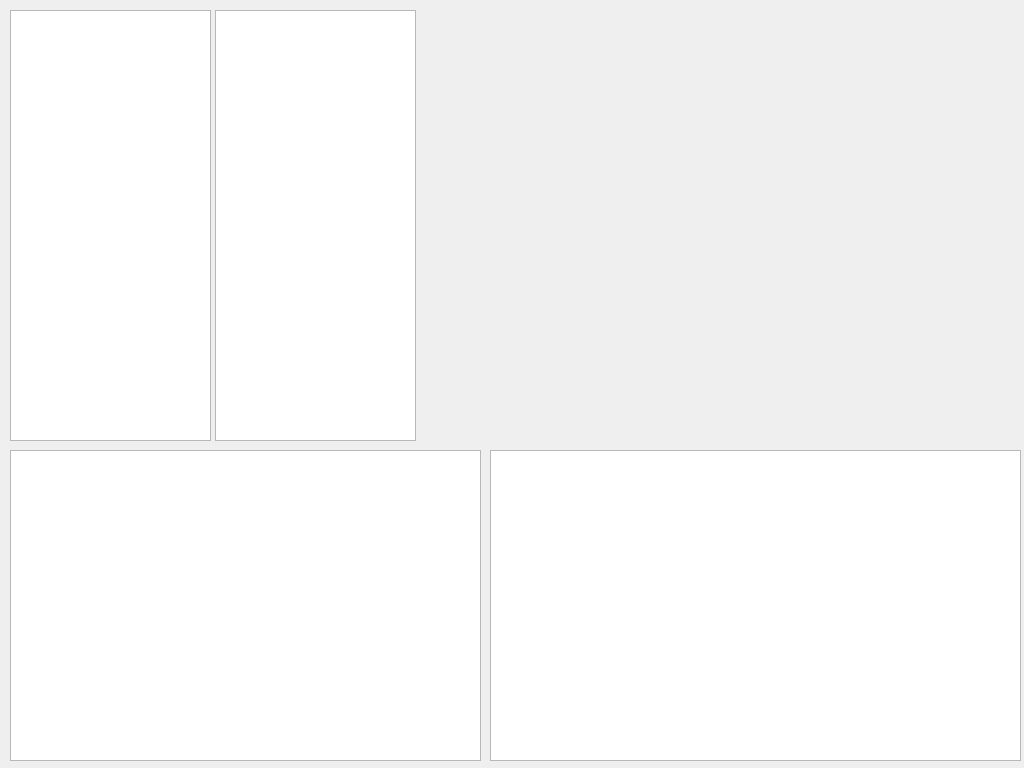
This is ViewMain.ui in cnk24/Stock_Python as Qt 5 draws it before an edit. The edited form follows.
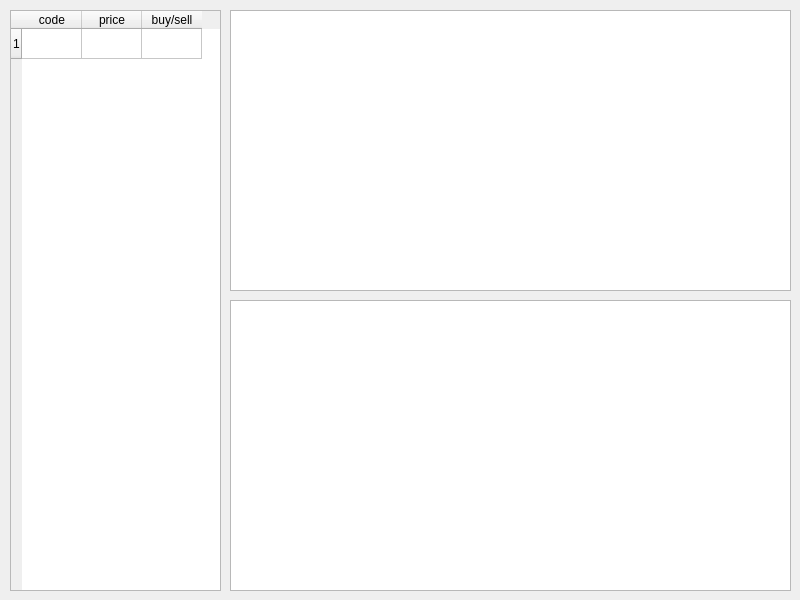
This is the edited form.

Patch:
```diff
--- a/ViewMain.ui
+++ b/ViewMain.ui
@@ -6,53 +6,68 @@
    <rect>
     <x>0</x>
     <y>0</y>
-    <width>1024</width>
-    <height>768</height>
+    <width>800</width>
+    <height>600</height>
    </rect>
   </property>
   <property name="windowTitle">
    <string>Form</string>
   </property>
-  <widget class="QListWidget" name="buyList">
+  <widget class="QPlainTextEdit" name="socketLog">
    <property name="geometry">
     <rect>
-     <x>10</x>
-     <y>10</y>
-     <width>201</width>
-     <height>431</height>
-    </rect>
-   </property>
-  </widget>
-  <widget class="QListWidget" name="sellList">
-   <property name="geometry">
-    <rect>
-     <x>215</x>
-     <y>10</y>
-     <width>201</width>
-     <height>431</height>
-    </rect>
-   </property>
-  </widget>
-  <widget class="QPlainTextEdit" name="buysellLog">
-   <property name="geometry">
-    <rect>
-     <x>10</x>
-     <y>450</y>
-     <width>471</width>
-     <height>311</height>
+     <x>230</x>
+     <y>300</y>
+     <width>561</width>
+     <height>291</height>
     </rect>
    </property>
   </widget>
   <widget class="QPlainTextEdit" name="debugLog">
    <property name="geometry">
     <rect>
-     <x>490</x>
-     <y>450</y>
-     <width>531</width>
-     <height>311</height>
+     <x>230</x>
+     <y>10</y>
+     <width>561</width>
+     <height>281</height>
     </rect>
    </property>
   </widget>
+  <widget class="QTableWidget" name="targetList">
+   <property name="geometry">
+    <rect>
+     <x>10</x>
+     <y>10</y>
+     <width>211</width>
+     <height>581</height>
+    </rect>
+   </property>
+   <property name="rowCount">
+    <number>1</number>
+   </property>
+   <property name="columnCount">
+    <number>3</number>
+   </property>
+   <attribute name="horizontalHeaderDefaultSectionSize">
+    <number>60</number>
+   </attribute>
+   <row/>
+   <column>
+    <property name="text">
+     <string>code</string>
+    </property>
+   </column>
+   <column>
+    <property name="text">
+     <string>price</string>
+    </property>
+   </column>
+   <column>
+    <property name="text">
+     <string>buy/sell</string>
+    </property>
+   </column>
+  </widget>
  </widget>
  <resources/>
  <connections/>
```
